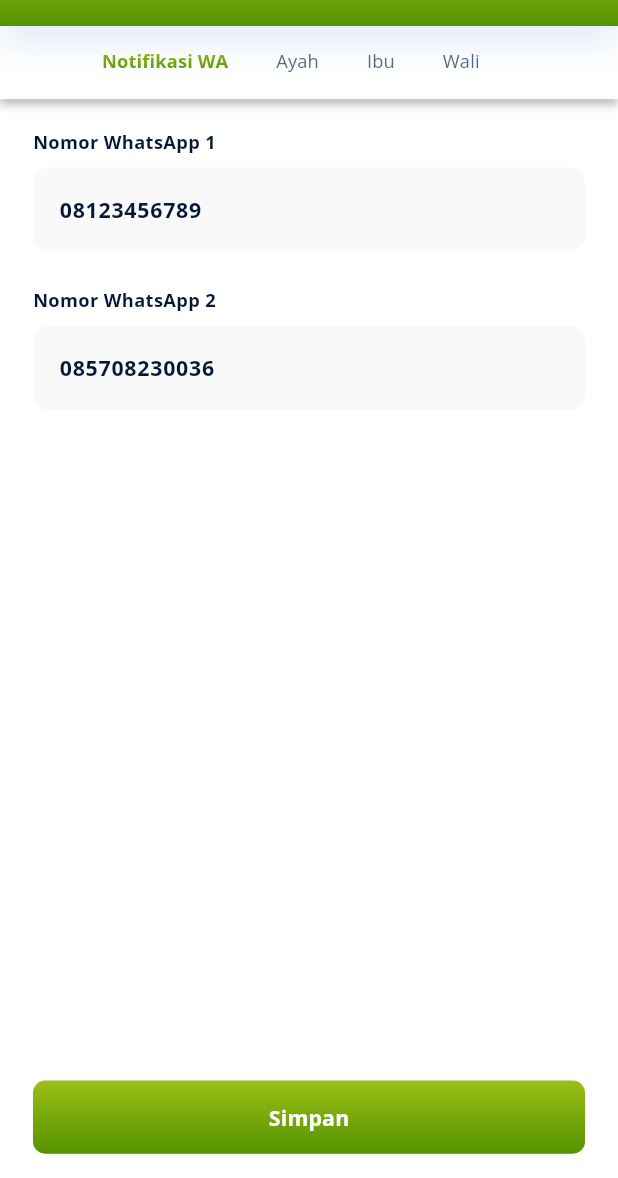
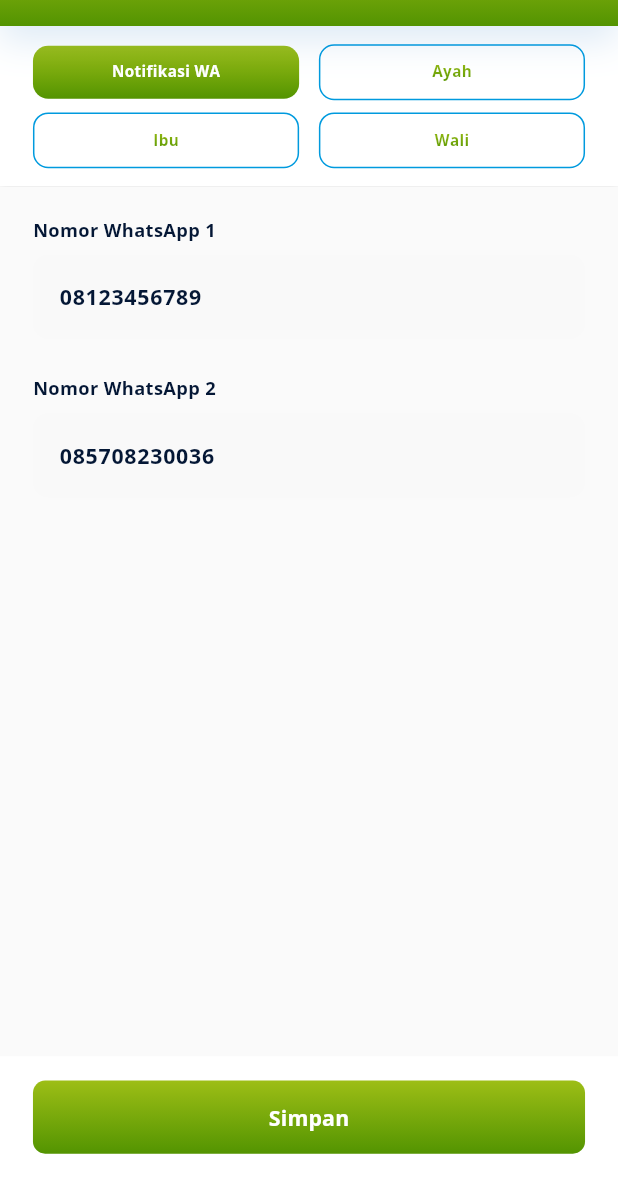
Before and after one commit to Soejii/icarus, a Flutter app: the EditPersonalInfoScreen screen opened by its route, on a phone screen of 412 x 824 dp, the part 58-1236 px from its top. Run offline on Flutter 3.47's test engine with Material 3 defaults, Android fonts, the phone set to English and light mode, and no system bars; our stand-ins replace dio, firebase_analytics, firebase_core, firebase_messaging, flutter_hooks, flutter_local_notifications and 11 more; missing offline and left inert: android_intent_plus; accounts and stored records are empty; generated files the repository leaves out were written again; network calls fail.

Commit message:
refactor: redesign edit personal information feature with card layout and improved UX
- Updated profile_menu_widget routing from edit-personal-info to change-history
- Created change_history_card_widget with card design (gradient accent, status badge, date rows)
- Redesigned change_history_screen with card list layout, empty state, and gradient button
- Replaced TabBar with 2x2 pill toggle grid in edit_personal_info_tab_bar_widget
- Applied grey background to edit_personal_info_screen content area

Co-Authored-By: Claude Sonnet 4.6 <noreply@anthropic.com>

```diff
--- a/lib/features/edit_personal_info/presentation/screens/edit_personal_info_screen.dart
+++ b/lib/features/edit_personal_info/presentation/screens/edit_personal_info_screen.dart
@@ -96,6 +96,8 @@ class EditPersonalInfoScreen extends HookConsumerWidget {
           children: [
             EditPersonalInfoTabBarWidget(tabController: tabController),
             Expanded(
+              child: ColoredBox(
+                color: Colors.grey.shade50,
                 child: TabBarView(
                   controller: tabController,
                   children: const [
@@ -104,6 +106,7 @@ class EditPersonalInfoScreen extends HookConsumerWidget {
                     ParentDataFormWidget(parentLabel: 'Ibu'),
                     ParentDataFormWidget(parentLabel: 'Wali'),
                   ],
+                ),
               ),
             ),
             Padding(
--- a/lib/features/edit_personal_info/presentation/widgets/edit_personal_info_tab_bar_widget.dart
+++ b/lib/features/edit_personal_info/presentation/widgets/edit_personal_info_tab_bar_widget.dart
@@ -10,45 +10,75 @@ class EditPersonalInfoTabBarWidget extends ConsumerWidget {
 
   final TabController tabController;
 
-  static const _tabLabels = ['Notifikasi WA', 'Ayah', 'Ibu', 'Wali'];
-
   @override
   Widget build(BuildContext context, WidgetRef ref) {
-    final currentIndex = ref.watch(editPersonalInfoTabIndexProvider);
     return Container(
-      height: 48.h,
-      width: double.infinity,
+      padding: EdgeInsets.symmetric(horizontal: 20.w, vertical: 12.h),
       decoration: BoxDecoration(
         color: Colors.white,
         boxShadow: context.brand.shadow,
       ),
-      child: TabBar(
-        controller: tabController,
-        isScrollable: true,
-        indicatorColor: Colors.transparent,
-        dividerColor: Colors.transparent,
-        onTap: (i) => ref.read(editPersonalInfoTabIndexProvider.notifier).set(i),
-        tabs: _tabLabels.asMap().entries.map((e) {
-          final isSelected = currentIndex == e.key;
-          return Tab(
-            child: GradientText(
-              e.value,
-              gradient: isSelected
-                  ? context.brand.mainGradient
-                  : LinearGradient(
-                      colors: [
-                        context.brand.textSecondary,
-                        context.brand.textSecondary,
-                      ],
+      child: Column(
+        mainAxisSize: MainAxisSize.min,
+        children: [
+          Row(
+            children: [
+              tabPill(context, ref, 0, 'Notifikasi WA'),
+              SizedBox(width: 12.w),
+              tabPill(context, ref, 1, 'Ayah'),
+            ],
+          ),
+          SizedBox(height: 8.h),
+          Row(
+            children: [
+              tabPill(context, ref, 2, 'Ibu'),
+              SizedBox(width: 12.w),
+              tabPill(context, ref, 3, 'Wali'),
+            ],
+          ),
+        ],
+      ),
+    );
+  }
+
+  tabPill(BuildContext context, WidgetRef ref, int index, String label) {
+    final isSelected =
+        ref.watch(editPersonalInfoTabIndexProvider) == index;
+    return Expanded(
+      child: GestureDetector(
+        onTap: () =>
+            ref.read(editPersonalInfoTabIndexProvider.notifier).set(index),
+        child: Container(
+          padding: EdgeInsets.symmetric(vertical: 10.h),
+          decoration: BoxDecoration(
+            gradient: isSelected ? context.brand.mainGradient : null,
+            border: isSelected
+                ? null
+                : Border.all(color: context.brand.primary),
+            borderRadius: BorderRadius.circular(10.r),
+          ),
+          child: Center(
+            child: isSelected
+                ? Text(
+                    label,
+                    style: TextStyle(
+                      fontFamily: 'OpenSans',
+                      fontSize: 10.sp,
+                      fontWeight: FontWeight.w600,
+                      color: Colors.white,
                     ),
-              style: TextStyle(
-                fontFamily: 'OpenSans',
-                fontSize: 12.sp,
-                fontWeight: isSelected ? FontWeight.w600 : FontWeight.w400,
-              ),
-            ),
-          );
-        }).toList(),
+                  )
+                : GradientText(
+                    label,
+                    gradient: context.brand.mainGradient,
+                    style: TextStyle(
+                      fontFamily: 'OpenSans',
+                      fontSize: 10.sp,
+                      fontWeight: FontWeight.w600,
+                    ),
+                  ),
+          ),
+        ),
       ),
     );
   }
```
Also changed, not shown: lib/features/edit_personal_info/presentation/screens/change_history_screen.dart (+25 -55 lines), lib/features/edit_personal_info/presentation/widgets/change_history_card_widget.dart (added, +149 -0 lines), lib/features/profile/presentation/widgets/profile_menu_widget.dart (+18 -4 lines). Lines whose indentation alone changed are shown as unchanged.
